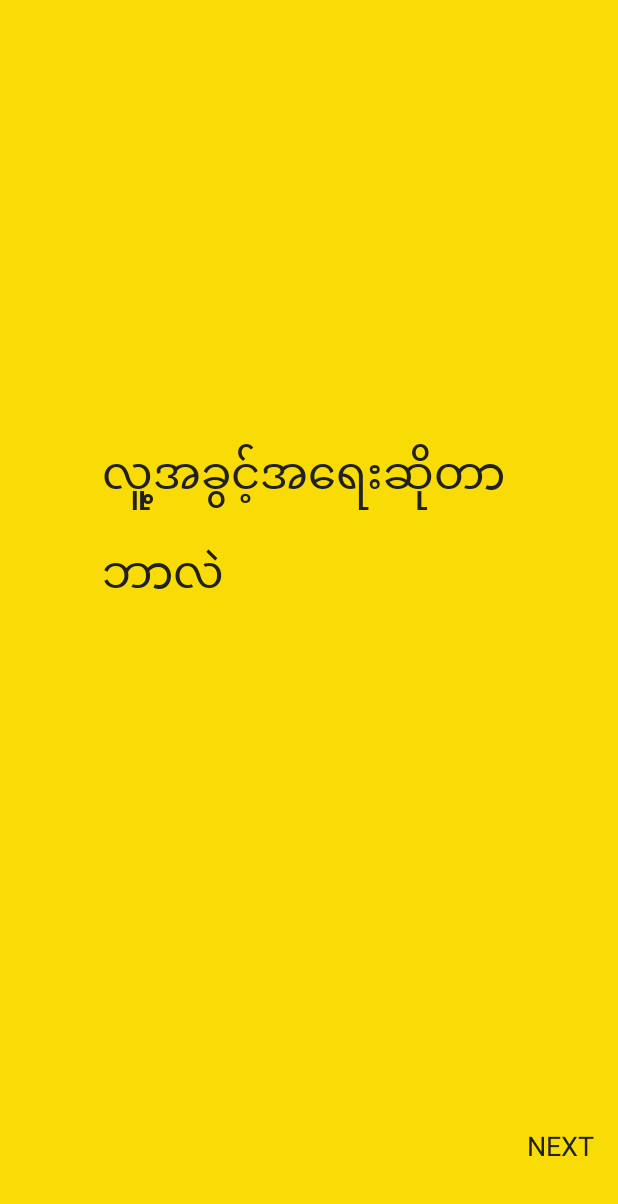
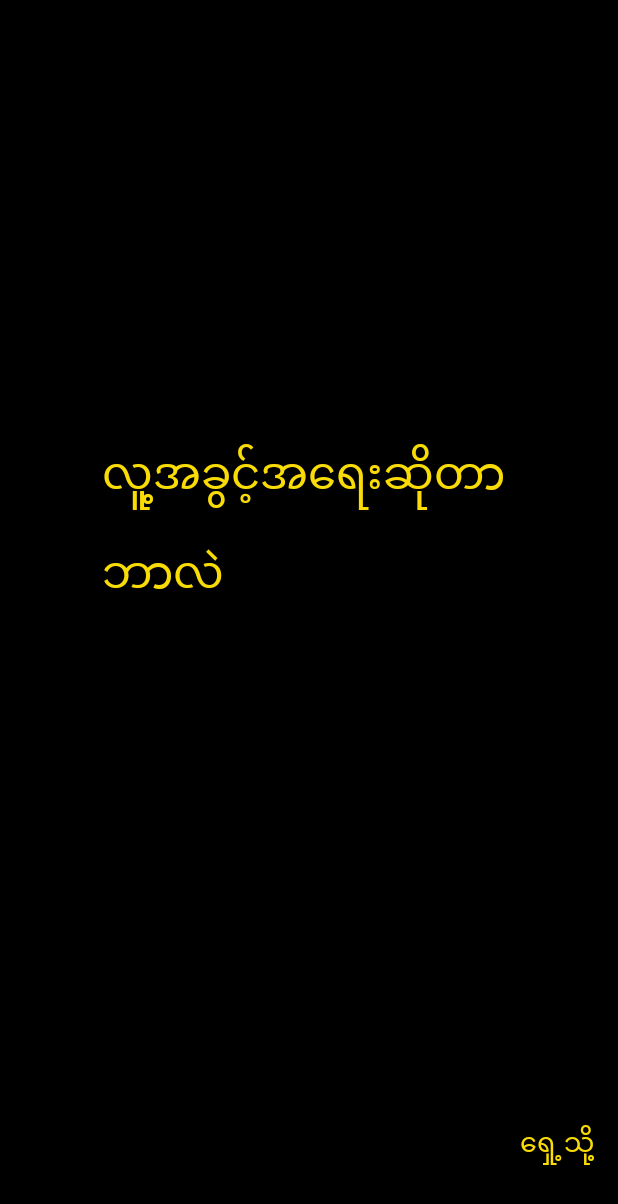
Before and after one commit to mmhumanrights/mmhumanrights, an Android app: the fragment SplashFragment shown on its own in the app's theme, on a phone screen of 412 x 824 dp. Shown: the top 1204 px of the screen. Run offline under Robolectric (Android 15) with nearby library versions, the phone set to English and light mode, and no system bars.

Commit message:
New Strings and Splash Screen added

```diff
--- a/app/src/main/AndroidManifest.xml
+++ b/app/src/main/AndroidManifest.xml
@@ -11,7 +11,8 @@
         android:label="@string/app_name"
         android:supportsRtl="true"
         android:theme="@style/AppTheme">
-        <activity android:name="ui.activities.SplashActivity">
+        <activity android:name="ui.activities.SplashActivity"
+            android:screenOrientation="portrait">
             <intent-filter>
                 <action android:name="android.intent.action.MAIN" />
 
--- a/app/src/main/java/ui/Adapters/SplashScreenPagerAdapter.java
+++ b/app/src/main/java/ui/Adapters/SplashScreenPagerAdapter.java
@@ -30,6 +30,6 @@ public class SplashScreenPagerAdapter extends FragmentPagerAdapter {
 
     @Override
     public int getCount() {
-        return 5;
+        return 6;
     }
 }
--- a/app/src/main/java/ui/activities/SplashActivity.java
+++ b/app/src/main/java/ui/activities/SplashActivity.java
@@ -82,13 +82,13 @@ public class SplashActivity extends BaseActivity implements SplashFragment.INavi
 
     @Override
     public void onNavigationClickListener(String nav) {
-        if(nav.equals("NEXT")){
+        if(nav.equals(this.getResources().getString(R.string.next))){
             helpViewPager.setCurrentItem(helpViewPager.getCurrentItem() + 1);
         }
-        else if(nav.equals("BACK")){
+        else if(nav.equals(this.getResources().getString(R.string.prev))){
             helpViewPager.setCurrentItem(helpViewPager.getCurrentItem() - 1);
         }
-        else if(nav.equals("DONE")){
+        else if(nav.equals(this.getResources().getString(R.string.done))){
             mSharedpreferences.setString(GLOBAL_STRING.SPLASH, "DONE");
             startActivity(new Intent(this, DrawerMainActivity.class));
             finish();
--- a/app/src/main/res/layout/activity_splash.xml
+++ b/app/src/main/res/layout/activity_splash.xml
@@ -25,7 +25,7 @@
         android:padding="23dp"
         android:layout_marginBottom="30dp"
         android:scrollbarSize="20dp"
-        app:radius="9dp"
+        app:radius="7dp"
 
         app:strokeColor="@color/main_white"
         app:fillColor="@color/main_white"
--- a/app/src/main/res/layout/fragment_splash.xml
+++ b/app/src/main/res/layout/fragment_splash.xml
@@ -74,6 +74,15 @@
                 android:layout_height="wrap_content"
                 android:layout_centerVertical="true"
                 android:layout_centerHorizontal="true" />
+        <TextView
+            android:layout_width="wrap_content"
+            android:text="asdf"
+            android:id="@+id/help_text"
+            android:visibility="gone"
+            android:layout_marginTop="30dp"
+            android:layout_centerHorizontal="true"
+            android:layout_below="@id/splash_textview"
+            android:layout_height="wrap_content" />
         </RelativeLayout>
 
 
--- a/app/src/main/res/values/colors.xml
+++ b/app/src/main/res/values/colors.xml
@@ -11,10 +11,15 @@
     <color name="main_blue">#51b4ea</color>
     <color name="main_blue_dark">#2c47a9</color>
     <color name="main_green">#4CAF50</color>
+    <color name="main_purple">#9C27B0</color>
+    <color name="main_blue_grey">#607D8B</color>
+    <color name="main_android_green">#77c17a</color>
     <color name="main_teal">#00796B</color>
     <color name="main_white">#FFF</color>
+    <color name="main_cyan">#00fbff</color>
     <color name="main_dark_orange">#c7760b</color>
     <color name="main_yellow">#f9dc06</color>
+    <color name="main_black">#000</color>
     <color name="main_light_yellow">#fff8c2</color>
     <color name="main_orange_light">#ffffa01c</color>
     <color name="main_dark_teal">#003d5e</color>
--- a/app/src/main/res/values/strings.xml
+++ b/app/src/main/res/values/strings.xml
@@ -14,6 +14,10 @@
     <string name="mm_string_about_us">ကျွနု်ပ် တို့အ ကြောင်း</string>
 
     <string name="share_template">လူ့အခွင့်အရေးကြေငြာစာတမ်း</string>
+
+    <string name="next">ရှေ့သို့</string>
+    <string name="prev">နောက်သို့</string>
+    <string name="done">ရပြီ</string>
 
     <string-array name="drawer_menu_array">
         <item>လူ့အခွင့်အရေးကြေငြာစာတမ်း</item>
```
Also changed, not shown: app/src/main/java/ui/fragments/SplashFragment.java (+59 -36 lines).
